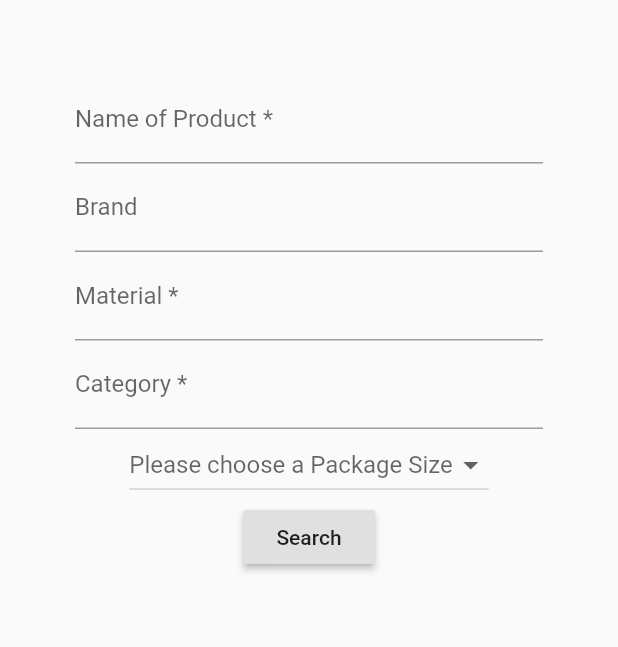
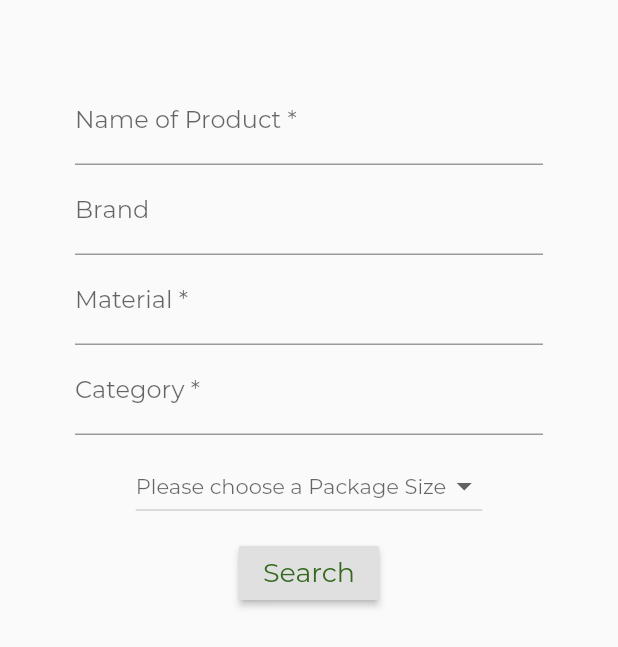
Before and after one commit to bowe99/McHacks, a Flutter app: the SearchScreen widget shown alone on an empty page, opened directly, on a phone screen of 412 x 824 dp. Shown: the top 647 px of the screen. Run offline on Flutter 3.47's test engine with Material 2 defaults, Android fonts, the phone set to English and light mode, and no system bars; our stand-ins replace line_awesome_icons, video_player; missing offline and left inert: barcode_scan, gradient_bottom_navigation_bar.

Commit message:
changed fonts in search fields

```diff
--- a/lib/screens/search_screen.dart
+++ b/lib/screens/search_screen.dart
@@ -28,6 +28,7 @@ class _SearchScreenState extends State<SearchScreen> {
         children: <Widget>[
 
          TextFormField(
+           style: TextStyle(fontFamily: 'Montserrat-Regular', color: Colors.lightGreen[900]),
            decoration: const InputDecoration(
             hintText: 'What is this product called? *',
             labelText: 'Name of Product *',
@@ -38,6 +39,7 @@ class _SearchScreenState extends State<SearchScreen> {
             },
         ),
         TextFormField(
+          style: TextStyle(fontFamily: 'Montserrat-Regular', color: Colors.lightGreen[900]),
            decoration: const InputDecoration(
             hintText: 'What is the brand of this product?',
             labelText: 'Brand',
@@ -48,6 +50,7 @@ class _SearchScreenState extends State<SearchScreen> {
             },
         ),
         TextFormField(
+          style: TextStyle(fontFamily: 'Montserrat-Regular', color: Colors.lightGreen[900]),
            decoration: const InputDecoration(
             hintText: 'What is the material this product is made of *?',
             labelText: 'Material *',
@@ -59,6 +62,7 @@ class _SearchScreenState extends State<SearchScreen> {
         ),
 
         TextFormField(
+          style: TextStyle(fontFamily: 'Montserrat-Regular', color: Colors.lightGreen[900]),
            decoration: const InputDecoration(
             hintText: 'What is the category of this product*?',
             labelText: 'Category *',
@@ -69,7 +73,9 @@ class _SearchScreenState extends State<SearchScreen> {
             },
         ),
           Container(
+            padding: EdgeInsets.all(10),
             child: DropdownButton(
+              style: TextStyle(fontFamily: 'Montserrat-Regular', color: Colors.lightGreen[900]),
                     hint: Text('Please choose a Package Size'), // Not necessary for Option 1
                     value: packageSize,
                     onChanged: (newValue) {
@@ -97,7 +103,7 @@ class _SearchScreenState extends State<SearchScreen> {
                   .showSnackBar(SnackBar(content: Text('Processing Data')));
                 }
             },
-            child: Text('Search'),
+            child: Text('Search',  style: Theme.of(context).textTheme.body1),
         )
               // Add TextFormFields and RaisedButton here.
         ]
```
